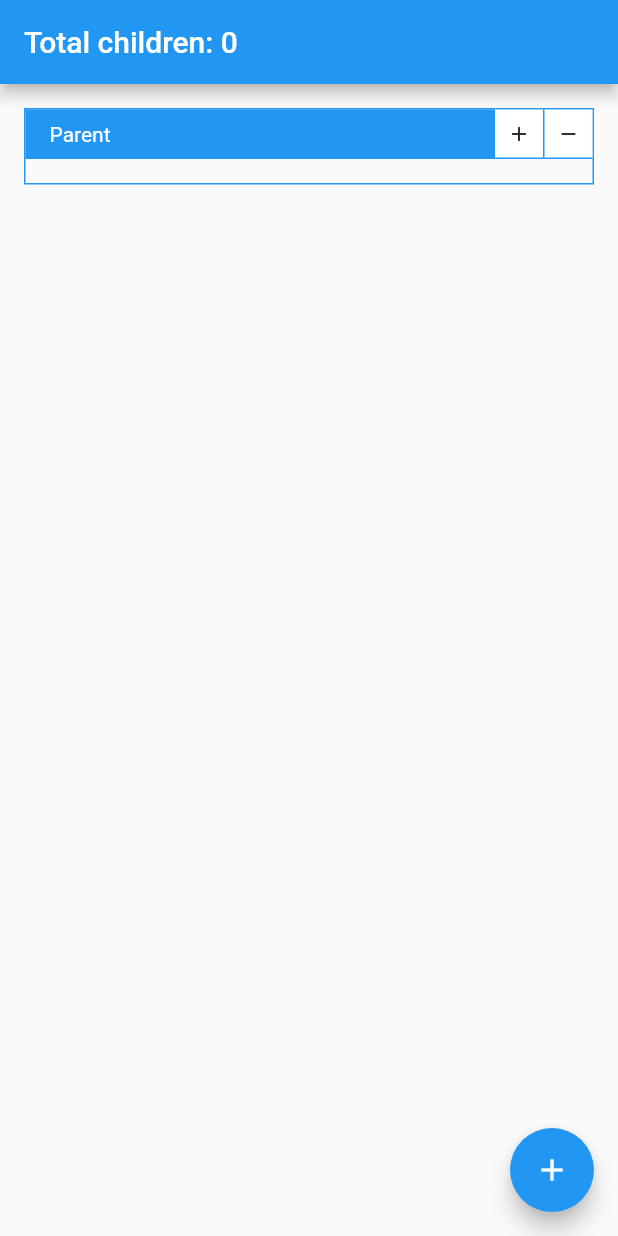
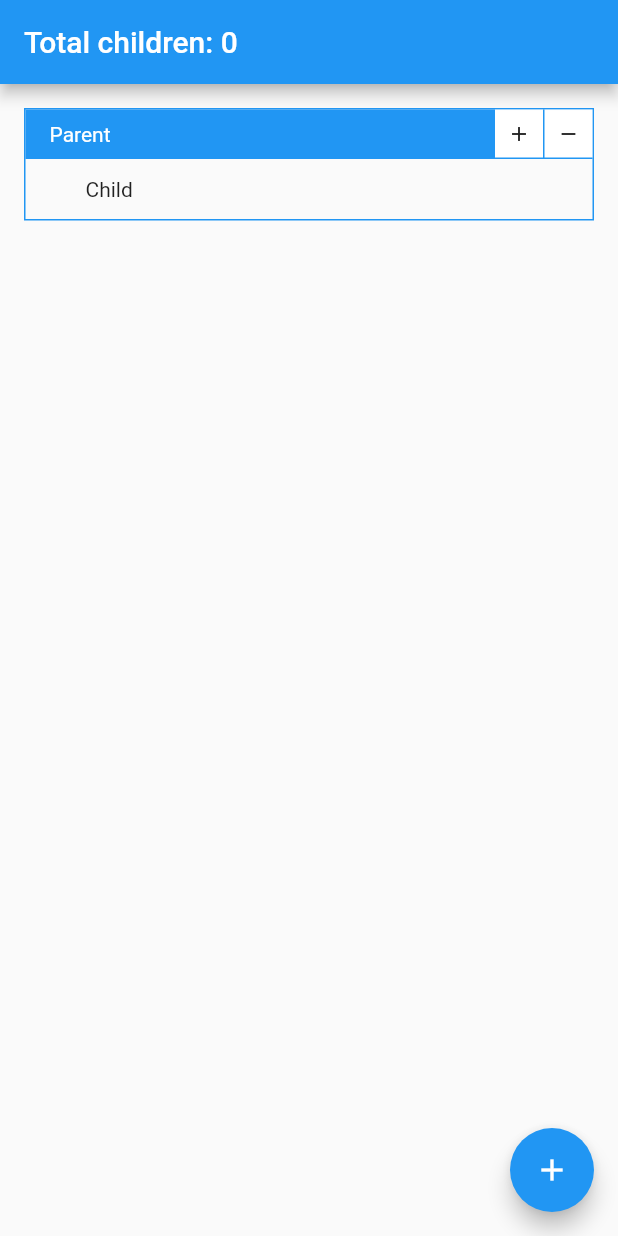
Before and after one commit to VeeTsien/state_management_comunication, a Flutter app: the screen it shows after launch, after a tap on the "add" icon, after a tap on the "remove" icon, on a phone screen of 412 x 824 dp. Run offline on Flutter 3.47's test engine with Material 2 defaults, Android fonts, the phone set to English and light mode, and no system bars; our stand-ins replace bloc, flutter_bloc.

Commit message:
Add 'memory' database to mock db access

```diff
--- /dev/null
+++ b/lib/data/memory_db.dart
@@ -0,0 +1,6 @@
+import 'package:state_management_comunication/domain/entities/child.dart';
+import 'package:state_management_comunication/domain/entities/parent.dart';
+
+class DB {
+  static final parents = <Parent>[Parent(id: 0, children: [const Child()])];
+}
--- a/lib/domain/entities/parent.dart
+++ b/lib/domain/entities/parent.dart
@@ -1,14 +1,33 @@
 import 'child.dart';
 
 class Parent {
-  final List<Child> children;
+  final int id;
+  final List<Child> _children;
+  get children => _children;
 
-  Parent({this.children = const []});
+  Parent({required this.id, List<Child>? children}):
+    _children = children ??= [];
 
   addChild(){
-    children.add(const Child());
+    _children.add(const Child());
+  }
+
+  removeChild(){
+    if(_children.isNotEmpty) {
+      _children.removeLast();
+    }
   }
 
   Parent copy() =>
-    Parent(children: List.of(children));
+    Parent(id: id, children: List.of(_children));
+
+  @override
+  bool operator ==(Object other) {
+    if(other is Parent == false) return false;
+    other as Parent;
+    return other.id == id;
+  }
+
+  @override
+  int get hashCode => id.hashCode;
 }
--- a/lib/presenter/ui/home.dart
+++ b/lib/presenter/ui/home.dart
@@ -1,7 +1,6 @@
 import 'package:flutter/material.dart';
 import 'package:flutter_bloc/flutter_bloc.dart';
 import 'package:state_management_comunication/presenter/ui/widgets/parent/parent_widget.dart';
-
 import 'home_bloc.dart';
 import 'home_state.dart';
 
@@ -35,7 +34,7 @@ class _MyHomePageState extends State<MyHomePage> {
                 return Column(
                   mainAxisAlignment: MainAxisAlignment.start,
                   children: homeState.parents
-                    .map<Widget>((parent) => const ParentWidget()).toList()
+                    .map<Widget>((parent) => ParentWidget(parent: parent)).toList()
                     ..add(const SizedBox(height: 56 + 16)),
                 );
               }
--- a/lib/presenter/ui/home_bloc.dart
+++ b/lib/presenter/ui/home_bloc.dart
@@ -1,14 +1,29 @@
 import 'package:bloc/bloc.dart';
-import 'package:state_management_comunication/domain/entities/child.dart';
+import 'package:state_management_comunication/data/memory_db.dart';
 import 'package:state_management_comunication/domain/entities/parent.dart';
 
 import 'home_state.dart';
 
 class HomeBloc extends Cubit<HomeState> {
 
-  HomeBloc() : super(HomeState(parents: [Parent()]));
+  HomeBloc() : super(HomeState(parents: DB.parents));
 
-  void addParent() =>
-    emit(state.addParent());
+  void addParent() {
+    //Add to DB
+    var newParent = Parent(id: DB.parents.length + 1, children: []);
+    DB.parents.add(newParent);
 
+    var newState = HomeState(
+        totalChildren: state.totalChildren,
+        parents: List.from(DB.parents.map((parent) => parent.copy()))
+    );
+    emit(newState);
+  }
+
+  HomeState onNewChildren() {
+    return HomeState(totalChildren:
+      DB.parents.expand((parent) => parent.children).toList().length,
+        parents: List.from(DB.parents.map((parent) => parent.copy()))
+    );
+  }
 }
--- a/lib/presenter/ui/home_state.dart
+++ b/lib/presenter/ui/home_state.dart
@@ -5,15 +5,5 @@ class HomeState {
   final int totalChildren;
   final List<Parent> parents;
 
-  HomeState({this.totalChildren = 0, this.parents = const []});
-
-  HomeState addParent() =>
-    HomeState(totalChildren: totalChildren, parents: List.from(parents)..add(Parent()));
-
-  HomeState onNewChildren() {
-    return HomeState(totalChildren:
-      parents.expand((parent) => parent.children).toList().length,
-      parents: List.from(parents)
-    );
-  }
+  HomeState({this.totalChildren = 0, required this.parents});
 }
--- a/lib/presenter/ui/widgets/parent/parent_state.dart
+++ b/lib/presenter/ui/widgets/parent/parent_state.dart
@@ -5,18 +5,9 @@ class ParentState{
 
   ParentState({required this.parent});
 
-  ParentState copy() {
-    var copy = parent.copy();
-    return ParentState(parent: copy);
+  ParentState copyWith({
+    Parent? parent
+  }) {
+    return ParentState(parent: parent ?? this.parent.copy());
   }
-
-  @override
-  bool operator ==(Object other) {
-    if(other is ParentState == false) return false;
-    other as ParentState;
-    return parent.children.length == other.parent.children.length;
-  }
-
-  @override
-  int get hashCode => parent.children.hashCode;
 }
--- a/lib/presenter/ui/widgets/parent/parent_widget.dart
+++ b/lib/presenter/ui/widgets/parent/parent_widget.dart
@@ -8,13 +8,14 @@ import 'package:state_management_comunication/presenter/ui/widgets/parent/parent
 
 class ParentWidget extends StatelessWidget {
 
+  final Parent parent;
 
-  const ParentWidget({Key? key}) : super(key: key);
+  const ParentWidget({Key? key, required this.parent}) : super(key: key);
 
   @override
   Widget build(BuildContext context) {
     return BlocProvider<ParentBloc>(
-      create: (context) => ParentBloc(),
+      create: (context) => ParentBloc.getInstance(parent),
       child: Container(
         margin: const EdgeInsets.all(16),
         decoration: BoxDecoration(
--- a/lib/presenter/ui/widgets/parent/parents_bloc.dart
+++ b/lib/presenter/ui/widgets/parent/parents_bloc.dart
@@ -1,20 +1,39 @@
 import 'package:bloc/bloc.dart';
+import 'package:state_management_comunication/data/memory_db.dart';
 import 'package:state_management_comunication/domain/entities/parent.dart';
 import 'package:state_management_comunication/presenter/ui/widgets/parent/parent_state.dart';
+import 'package:collection/collection.dart';
 
 class ParentBloc extends Cubit<ParentState> {
 
-  ParentBloc() : super(ParentState(parent: Parent()));
+  ParentBloc._(parent) : super(ParentState(parent: parent.copy()));
+
+  static final List<ParentBloc> _instances = [];
+
+  factory ParentBloc.getInstance(Parent parent){
+    var instance = _instances.firstWhereOrNull((instance) => instance.state.parent == parent);
+    if(instance == null){
+      instance = ParentBloc._(parent);
+      _instances.add(instance);
+    }
+    return instance;
+  }
 
   void addChild() {
-    var newState = state.copy();
-    newState.parent.addChild();
+    //Add to DB
+    var parent = DB.parents.firstWhere((parent) => parent == state.parent);
+    parent.addChild();
+
+    var newState = state.copyWith(parent: parent.copy());
     emit(newState);
   }
 
   void removeChild() {
-    var newState = state.copy();
-    newState.parent.children.removeLast();
+    //Add to DB
+    var parent = DB.parents.firstWhere((parent) => parent == state.parent);
+    parent.removeChild();
+
+    var newState = state.copyWith(parent: parent.copy());
     emit(newState);
   }
 }
```
